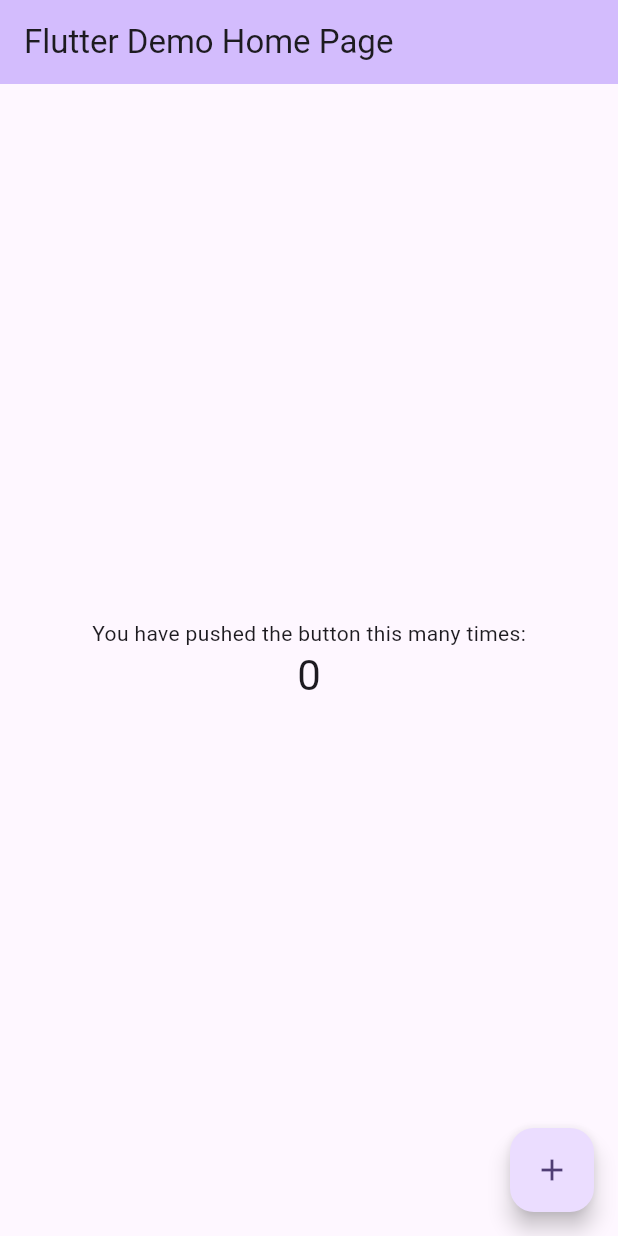
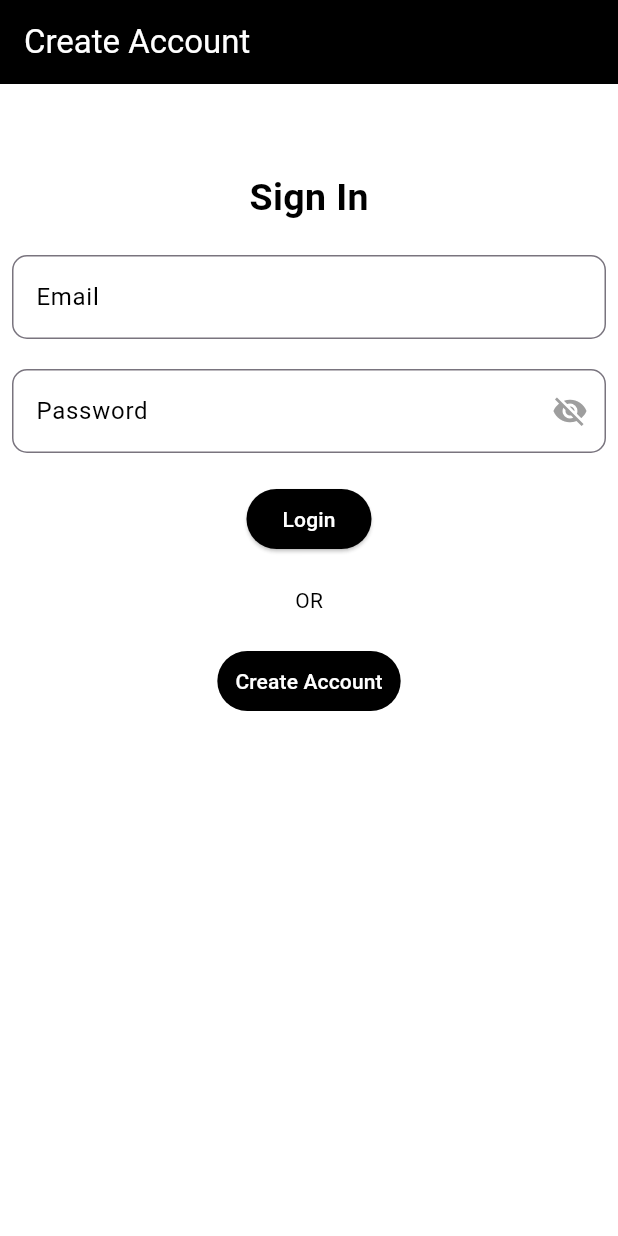
Before and after one commit to codeslayr/Studio-G7-Assignment-Todo-App, a Flutter app: the screen it shows after launch, on a phone screen of 412 x 824 dp. Run offline on Flutter 3.47's test engine with Material 3 defaults, Android fonts, the light colour scheme and no system bars; our stand-ins replace firebase_auth, firebase_core; accounts and stored records are empty.

Commit message:
Login and Signup created along with authentication functionality

```diff
--- /dev/null
+++ b/devtools_options.yaml
@@ -0,0 +1,3 @@
+description: This file stores settings for Dart & Flutter DevTools.
+documentation: https://docs.flutter.dev/tools/devtools/extensions#configure-extension-enablement-states
+extensions:
--- /dev/null
+++ b/lib/login_screen.dart
@@ -0,0 +1,147 @@
+import 'package:firebase_auth/firebase_auth.dart';
+import 'package:flutter/material.dart';
+import 'package:studio_g7_assignment_todo_app/home_screen.dart';
+import 'package:studio_g7_assignment_todo_app/services/auth_service.dart';
+import 'package:studio_g7_assignment_todo_app/signup_screen.dart';
+
+class LoginScreen extends StatefulWidget {
+  LoginScreen({super.key});
+
+  @override
+  _LoginScreenState createState() => _LoginScreenState();
+}
+
+class _LoginScreenState extends State<LoginScreen> {
+  final AuthService _auth = AuthService();
+  final TextEditingController _emailController = TextEditingController();
+  final TextEditingController _passController = TextEditingController();
+  bool _isPasswordVisible = false; // Manage the visibility of the password
+
+  @override
+  Widget build(BuildContext context) {
+    return Scaffold(
+      backgroundColor: Colors.white70,
+      appBar: AppBar(
+        backgroundColor: Colors.black,
+        foregroundColor: Colors.white,
+        title: Text("Create Account"),
+      ),
+      body: SingleChildScrollView(
+        child: Padding(
+          padding: EdgeInsets.all(8),
+          child: Column(
+            children: [
+              SizedBox(
+                height: 50,
+              ),
+              Text(
+                "Sign In",
+                style: TextStyle(
+                    fontSize: 25,
+                    fontWeight: FontWeight.bold,
+                    color: Colors.black),
+              ),
+              SizedBox(
+                height: 20,
+              ),
+              TextField(
+                controller: _emailController,
+                style: TextStyle(color: Colors.black),
+                decoration: InputDecoration(
+                  focusedBorder: OutlineInputBorder(
+                      borderRadius: BorderRadius.circular(10),
+                      borderSide: BorderSide(color: Colors.grey.shade700)),
+                  border: OutlineInputBorder(
+                    borderRadius: BorderRadius.circular(10),
+                  ),
+                  labelText: 'Email',
+                  labelStyle: TextStyle(color: Colors.black),
+                ),
+              ),
+              SizedBox(
+                height: 20,
+              ),
+              TextField(
+                controller: _passController,
+                obscureText: !_isPasswordVisible, // Obscure password text
+                style: TextStyle(color: Colors.black),
+                decoration: InputDecoration(
+                  focusedBorder: OutlineInputBorder(
+                      borderRadius: BorderRadius.circular(10),
+                      borderSide: BorderSide(color: Colors.grey.shade700)),
+                  border: OutlineInputBorder(
+                    borderRadius: BorderRadius.circular(10),
+                  ),
+                  labelText: 'Password',
+                  labelStyle: TextStyle(color: Colors.black),
+                  suffixIcon: IconButton(
+                    icon: Icon(
+                      _isPasswordVisible
+                          ? Icons.visibility
+                          : Icons.visibility_off,
+                      color: Colors.grey,
+                    ),
+                    onPressed: () {
+                      setState(() {
+                        _isPasswordVisible = !_isPasswordVisible;
+                      });
+                    },
+                  ),
+                ),
+              ),
+              SizedBox(
+                height: 20,
+              ),
+              ElevatedButton(
+                  style: ElevatedButton.styleFrom(
+                    foregroundColor: Colors.white,
+                    backgroundColor: Colors.black, // text color
+                  ),
+                  onPressed: () async {
+                    User? user = await _auth.signInWithEmailAndPassword(
+                      _emailController.text,
+                      _passController.text,
+                    );
+                    if (user != null) {
+                      Navigator.push(
+                          context,
+                          MaterialPageRoute(
+                              builder: (context) => HomeScreen()));
+                    }
+                  },
+                  child: Text(
+                    "Login",
+                    style: TextStyle(color: Colors.white),
+                  )),
+              SizedBox(
+                height: 20,
+              ),
+              Text(
+                "OR",
+                style: TextStyle(color: Colors.black),
+              ),
+              SizedBox(
+                height: 20,
+              ),
+              TextButton(
+                  style: TextButton.styleFrom(
+                    foregroundColor: Colors.white,
+                    backgroundColor: Colors.black, // text color
+                  ),
+                  onPressed: () {
+                    Navigator.push(
+                        context,
+                        MaterialPageRoute(
+                            builder: (context) => SignupScreen()));
+                  },
+                  child: Text(
+                    "Create Account",
+                    style: TextStyle(color: Colors.white),
+                  )),
+            ],
+          ),
+        ),
+      ),
+    );
+  }
+}
--- a/lib/main.dart
+++ b/lib/main.dart
@@ -1,125 +1,37 @@
+import 'package:firebase_auth/firebase_auth.dart';
+import 'package:firebase_core/firebase_core.dart';
 import 'package:flutter/material.dart';
+import 'package:studio_g7_assignment_todo_app/home_screen.dart';
+import 'package:studio_g7_assignment_todo_app/login_screen.dart';
 
-void main() {
-  runApp(const MyApp());
+void main() async {
+  WidgetsFlutterBinding.ensureInitialized();
+  await Firebase.initializeApp(
+    options: FirebaseOptions(
+      apiKey: 'AIzaSyA-QPGGjhP8GKC_lULalzgXjlpvUOnC6KQ',
+      appId: '1:864344193877:web:49013cd83f6ff618f68ddc',
+      messagingSenderId: '864344193877',
+      projectId: 'todo-app-cea18',
+      authDomain: 'todo-app-cea18.firebaseapp.com',
+      storageBucket: 'todo-app-cea18.appspot.com',
+    ),
+  );
+  runApp(MyApp());
 }
 
 class MyApp extends StatelessWidget {
-  const MyApp({super.key});
+  final FirebaseAuth _auth = FirebaseAuth.instance;
+
+  MyApp({super.key});
 
   // This widget is the root of your application.
   @override
   Widget build(BuildContext context) {
     return MaterialApp(
-      title: 'Flutter Demo',
-      theme: ThemeData(
-        // This is the theme of your application.
-        //
-        // TRY THIS: Try running your application with "flutter run". You'll see
-        // the application has a purple toolbar. Then, without quitting the app,
-        // try changing the seedColor in the colorScheme below to Colors.green
-        // and then invoke "hot reload" (save your changes or press the "hot
-        // reload" button in a Flutter-supported IDE, or press "r" if you used
-        // the command line to start the app).
-        //
-        // Notice that the counter didn't reset back to zero; the application
-        // state is not lost during the reload. To reset the state, use hot
-        // restart instead.
-        //
-        // This works for code too, not just values: Most code changes can be
-        // tested with just a hot reload.
-        colorScheme: ColorScheme.fromSeed(seedColor: Colors.deepPurple),
-        useMaterial3: true,
-      ),
-      home: const MyHomePage(title: 'Flutter Demo Home Page'),
+      debugShowCheckedModeBanner: false,
+      title: "Todo App",
+      theme: ThemeData(primarySwatch: Colors.grey, primaryColor: Colors.black),
+      home: _auth.currentUser != null ? HomeScreen() : LoginScreen(),
     );
   }
 }
-
-class MyHomePage extends StatefulWidget {
-  const MyHomePage({super.key, required this.title});
-
-  // This widget is the home page of your application. It is stateful, meaning
-  // that it has a State object (defined below) that contains fields that affect
-  // how it looks.
-
-  // This class is the configuration for the state. It holds the values (in this
-  // case the title) provided by the parent (in this case the App widget) and
-  // used by the build method of the State. Fields in a Widget subclass are
-  // always marked "final".
-
-  final String title;
-
-  @override
-  State<MyHomePage> createState() => _MyHomePageState();
-}
-
-class _MyHomePageState extends State<MyHomePage> {
-  int _counter = 0;
-
-  void _incrementCounter() {
-    setState(() {
-      // This call to setState tells the Flutter framework that something has
-      // changed in this State, which causes it to rerun the build method below
-      // so that the display can reflect the updated values. If we changed
-      // _counter without calling setState(), then the build method would not be
-      // called again, and so nothing would appear to happen.
-      _counter++;
-    });
-  }
-
-  @override
-  Widget build(BuildContext context) {
-    // This method is rerun every time setState is called, for instance as done
-    // by the _incrementCounter method above.
-    //
-    // The Flutter framework has been optimized to make rerunning build methods
-    // fast, so that you can just rebuild anything that needs updating rather
-    // than having to individually change instances of widgets.
-    return Scaffold(
-      appBar: AppBar(
-        // TRY THIS: Try changing the color here to a specific color (to
-        // Colors.amber, perhaps?) and trigger a hot reload to see the AppBar
-        // change color while the other colors stay the same.
-        backgroundColor: Theme.of(context).colorScheme.inversePrimary,
-        // Here we take the value from the MyHomePage object that was created by
-        // the App.build method, and use it to set our appbar title.
-        title: Text(widget.title),
-      ),
-      body: Center(
-        // Center is a layout widget. It takes a single child and positions it
-        // in the middle of the parent.
-        child: Column(
-          // Column is also a layout widget. It takes a list of children and
-          // arranges them vertically. By default, it sizes itself to fit its
-          // children horizontally, and tries to be as tall as its parent.
-          //
-          // Column has various properties to control how it sizes itself and
-          // how it positions its children. Here we use mainAxisAlignment to
-          // center the children vertically; the main axis here is the vertical
-          // axis because Columns are vertical (the cross axis would be
-          // horizontal).
-          //
-          // TRY THIS: Invoke "debug painting" (choose the "Toggle Debug Paint"
-          // action in the IDE, or press "p" in the console), to see the
-          // wireframe for each widget.
-          mainAxisAlignment: MainAxisAlignment.center,
-          children: <Widget>[
-            const Text(
-              'You have pushed the button this many times:',
-            ),
-            Text(
-              '$_counter',
-              style: Theme.of(context).textTheme.headlineMedium,
-            ),
-          ],
-        ),
-      ),
-      floatingActionButton: FloatingActionButton(
-        onPressed: _incrementCounter,
-        tooltip: 'Increment',
-        child: const Icon(Icons.add),
-      ), // This trailing comma makes auto-formatting nicer for build methods.
-    );
-  }
-}
```
Also changed, not shown: lib/home_screen.dart (added, +12 -0 lines), lib/services/auth_service.dart (added, +43 -0 lines), lib/signup_screen.dart (added, +145 -0 lines), 1 other file.
